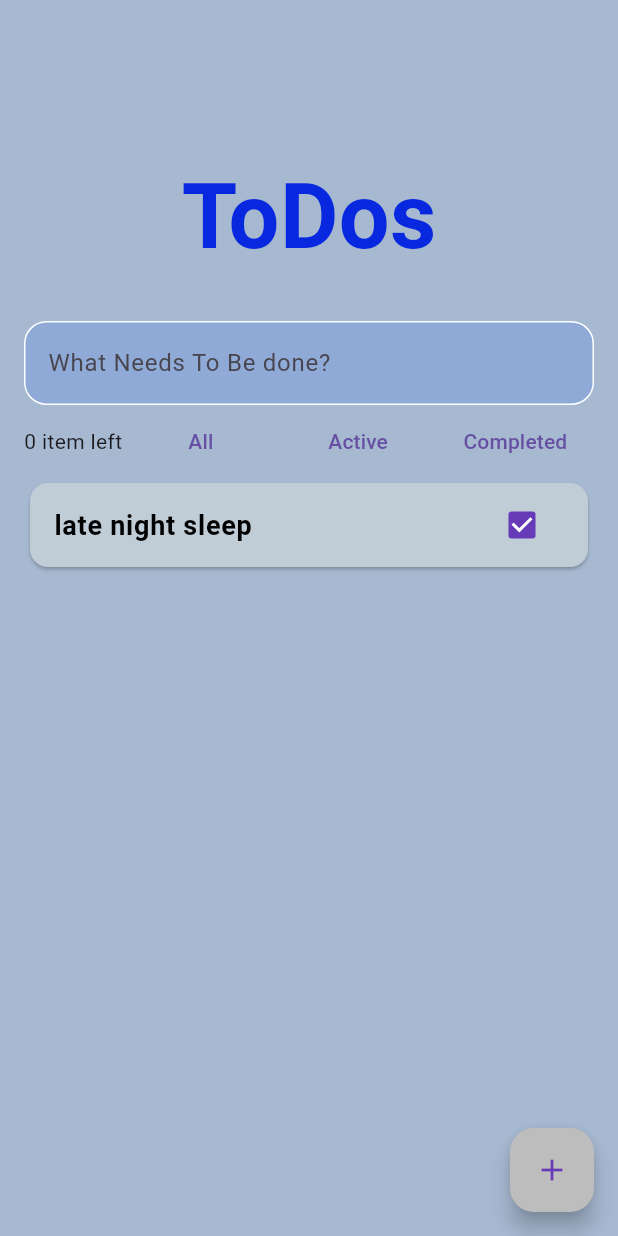
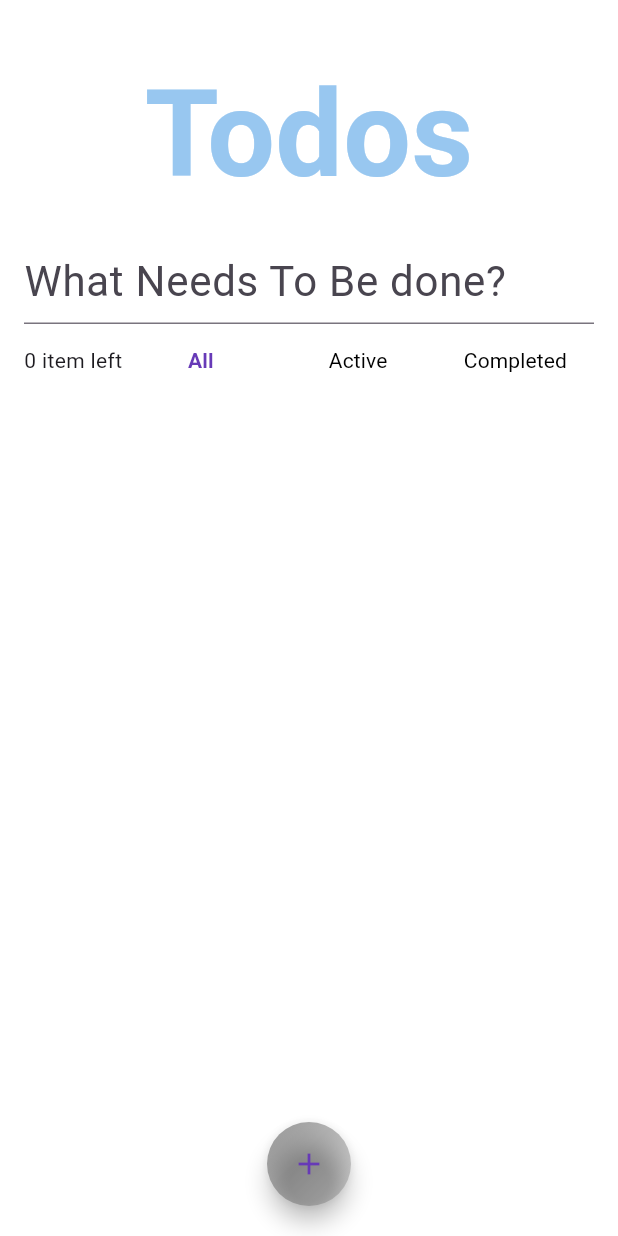
Before and after one commit to rokayaraka/ToDo-App, a Flutter app: the screen it shows after launch, on a phone screen of 412 x 824 dp. Run offline on Flutter 3.47's test engine with Material 3 defaults, Android fonts, the phone set to English and light mode, and no system bars; our stand-ins replace flutter_slidable.

Commit message:
exact same design update

```diff
--- a/lib/SH ToDo/home_page.dart
+++ b/lib/SH ToDo/home_page.dart
@@ -11,7 +11,7 @@ class HomePage extends StatefulWidget {
 
 class _HomePageState extends State<HomePage> {
   List<ToDo> todos = [
-    ToDo(title: 'late night sleep', isDone: true),
+    //ToDo(title: 'late night sleep', isDone: true),
   ];
   String filter = 'All';
   final _controller = TextEditingController();
@@ -49,7 +49,7 @@ class _HomePageState extends State<HomePage> {
     }
     return SafeArea(
       child: Scaffold(
-        backgroundColor: const Color.fromARGB(255, 166, 185, 209),
+        backgroundColor: Colors.white,
         // appBar: AppBar(
         //   backgroundColor: Colors.blue,
         //   elevation: 0,
@@ -67,39 +67,53 @@ class _HomePageState extends State<HomePage> {
         body: Padding(
           padding: const EdgeInsets.all(16),
           child: Column(
+            crossAxisAlignment: CrossAxisAlignment.center,
             children: [
               const SizedBox(
-                height: 86,
+                height: 16,
               ),
-              Center(
-                child: Text(
-                  'ToDos',
+
+              Text(
+                'Todos',
                 style: TextStyle(
-                      fontSize: 60,
+                  fontSize: 80,
+                  color: const Color.fromARGB(255, 152, 199, 240),
                   fontWeight: FontWeight.bold,
-                      color: const Color.fromARGB(255, 7, 40, 222)),
                 ),
               ),
+
               const SizedBox(
-                height: 26,
+                height: 12,
               ),
+              // Text(
+              //   'What needs to be done?',
+              //   style: TextStyle(
+              //     fontSize: 20,
+              //     color: Colors.black54,
+              //     fontWeight: FontWeight.w400,
+              //   ),
+              // ),
               TextField(
                 controller: _controller,
                 decoration: InputDecoration(
                   hintText: 'What Needs To Be done?',
-                  filled: true,
-                  fillColor: const Color.fromARGB(255, 143, 170, 215),
-                  enabledBorder: OutlineInputBorder(
-                    borderSide: const BorderSide(
-                      color: Colors.white,
+                  hintStyle: TextStyle(
+                    fontSize: 28,
                   ),
-                    borderRadius: BorderRadius.circular(15),
-                  ),
-                  focusedBorder: OutlineInputBorder(
-                    borderSide: const BorderSide(
-                      color: Color.fromARGB(255, 127, 152, 209),
-                    ),
-                  ),
+
+                  //filled: true,
+                  // fillColor: const Color.fromARGB(255, 143, 170, 215),
+                  // enabledBorder: OutlineInputBorder(
+                  //   // borderSide: const BorderSide(
+                  //   //   color: Colors.white,
+                  //   // ),
+                  //   borderRadius: BorderRadius.circular(15),
+                  // ),
+                  // focusedBorder: OutlineInputBorder(
+                  //   borderSide: const BorderSide(
+                  //     color: Color.fromARGB(255, 127, 152, 209),
+                  //   ),
+                  // ),
                 ),
               ),
               // const Divider(
@@ -118,19 +132,26 @@ class _HomePageState extends State<HomePage> {
               ),
               Expanded(
                 child: ListView.builder(
+                  padding: EdgeInsets.zero,
                   itemCount: filteredTodos.length,
                   itemBuilder: (context, index) {
                     final todo = filteredTodos[index];
 
                     return Card(
-                      color: const Color.fromARGB(255, 192, 204, 214),
+                      //margin: EdgeInsets.zero,
+                      elevation: 4,
+                      margin: EdgeInsets.symmetric(vertical: 0.5),
+                      shape: RoundedRectangleBorder(
+                        borderRadius: BorderRadius.horizontal(),
+                      ),
+                      color: Colors.white,
                       child: CheckboxListTile(
                         title: Text(
                           todo.title.isEmpty ? " " : todo.title,
                           style: TextStyle(
                             color: Colors.black,
                             fontSize: 18,
-                            fontWeight: FontWeight.bold,
+                            //fontWeight: FontWeight.bold,
                           ),
                         ),
                         value: todo.isDone,
@@ -139,25 +160,50 @@ class _HomePageState extends State<HomePage> {
                             todo.isDone = value!;
                           });
                         },
+                        controlAffinity: ListTileControlAffinity.leading,
                         activeColor: Colors.deepPurple,
                       ),
                     );
                   },
                 ),
               ),
+              //SizedBox(height: 90,),
             ],
           ),
         ),
-        floatingActionButton: FloatingActionButton(
-          backgroundColor: Colors.grey.shade400,
+
+        floatingActionButton: Padding(
+        padding: const EdgeInsets.only(bottom: 20),
+          child: Container(
+             // padding:  EdgeInsets.only(bottom: 20),
+            decoration: BoxDecoration(
+              shape: BoxShape.circle,
+              gradient: LinearGradient(
+                colors: [Colors.grey, Colors.grey.shade300],
+                begin: Alignment.topLeft,
+                end: Alignment.bottomRight,
+              ),
+            ),
+
+            child: FloatingActionButton(
+              //backgroundColor: Colors.grey.shade500,
+              backgroundColor: Colors.transparent,
+              shape: CircleBorder(),
+
               child: const Icon(
                 Icons.add,
                 color: Colors.deepPurple,
               ),
+
               onPressed: () {
                 saveNewTask();
               },
             ),
+
+          ),
+        ),
+        floatingActionButtonLocation: FloatingActionButtonLocation.centerDocked,
+
       ),
     );
   }
@@ -173,6 +219,10 @@ class _HomePageState extends State<HomePage> {
         child: Text(
           title,
           overflow: TextOverflow.ellipsis,
+           style: TextStyle(
+          color: filter == title ? Colors.deepPurple : Colors.black, // ✅ selected/unselected
+          fontWeight: filter == title ? FontWeight.bold : FontWeight.normal, // optional
+        ),
         ),
       ),
     );
--- /dev/null
+++ b/lib/exact_todo/Exact_home_page.dart
@@ -0,0 +1,17 @@
+import 'package:flutter/material.dart';
+
+class ExactHomePage extends StatefulWidget {
+  @override
+  State<StatefulWidget> createState() {
+  return _ExactHomePageState();
+  }
+
+}
+
+class _ExactHomePageState extends State<ExactHomePage>{
+  @override
+  Widget build(BuildContext context) {
+    // TODO: implement build
+    throw UnimplementedError();
+  }
+}
--- a/lib/main.dart
+++ b/lib/main.dart
@@ -1,7 +1,7 @@
 import 'package:flutter/material.dart';
 import 'package:todos/SH%20ToDo/home_page.dart';
-
 import 'package:todos/YT%20Todo/to_do_Homepage.dart';
+import 'package:todos/exact_todo/Exact_home_page.dart';
 
 void main() {
   runApp(const ToDoApp());
@@ -15,6 +15,7 @@ class ToDoApp extends StatelessWidget {
     return MaterialApp(
       // home:  ToDoHomepage(),
       home: HomePage(),
+    //  home: ExactHomePage(),
     );
   }
 }
```
Lines whose indentation alone changed are shown as unchanged.
